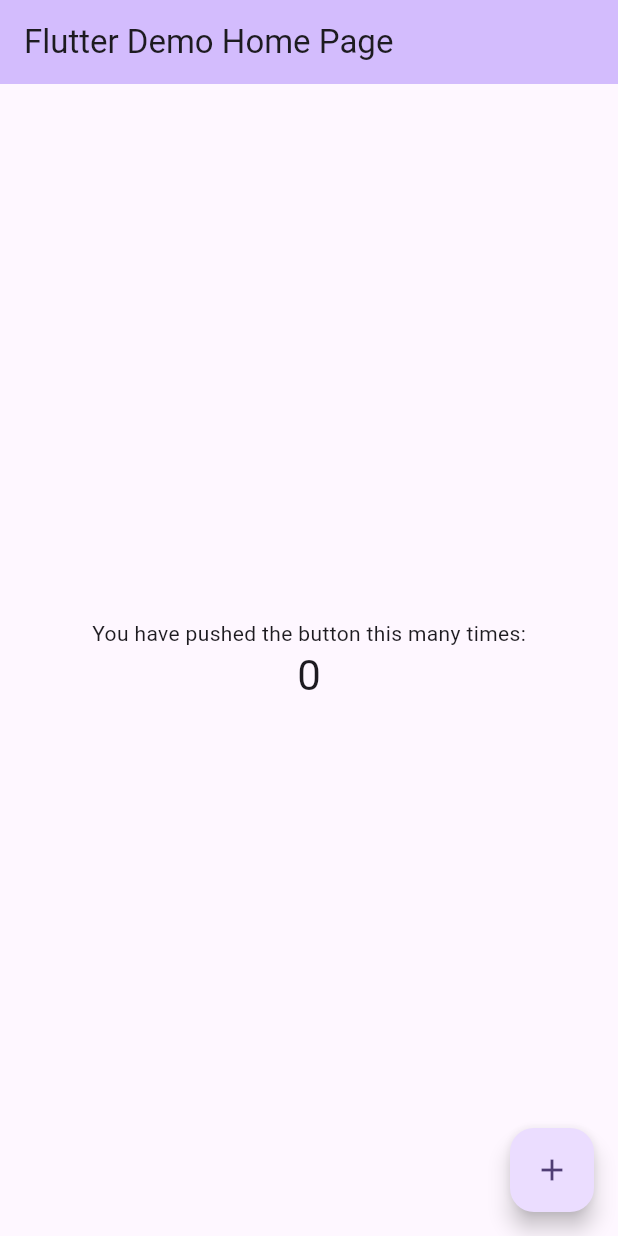
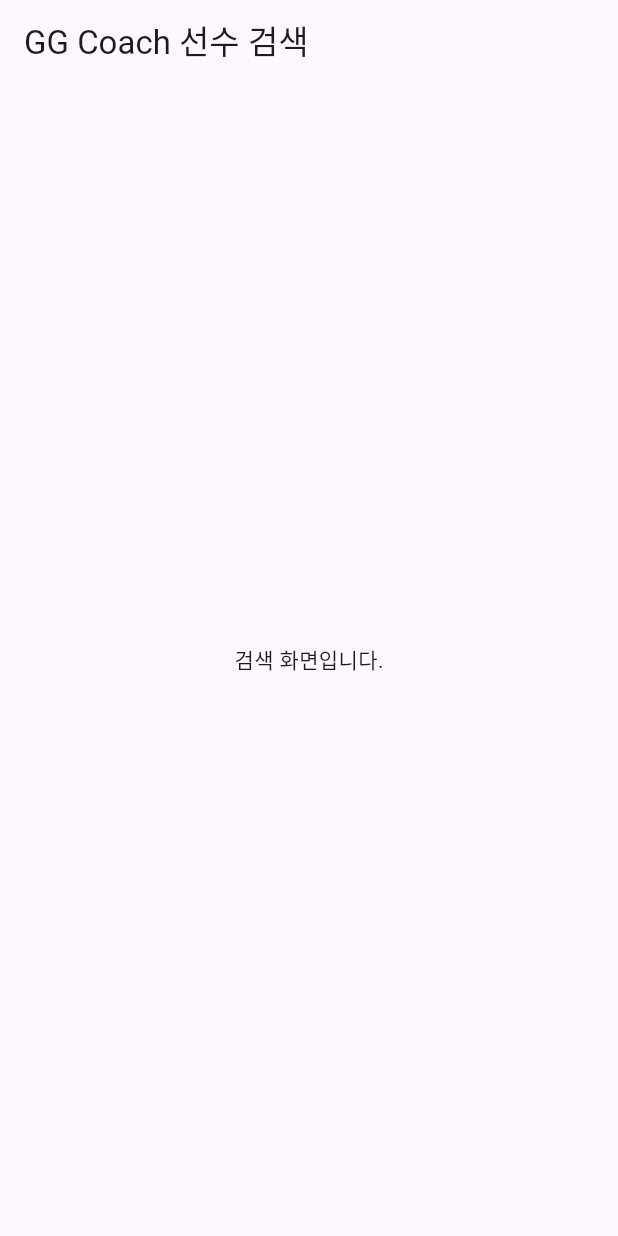
Before and after one commit to zeroheat0930/gg_coach, a Flutter app: the screen it shows after launch, on a phone screen of 412 x 824 dp. Run offline on Flutter 3.47's test engine with Material 3 defaults, Android fonts, the phone set to English and light mode, and no system bars.

Commit message:
기본세팅시작

```diff
--- a/lib/main.dart
+++ b/lib/main.dart
@@ -4,119 +4,47 @@ void main() {
   runApp(const MyApp());
 }
 
+// MyApp 클래스: 우리 앱 전체의 시작점 및 기본 설정을 담당합니다.
 class MyApp extends StatelessWidget {
   const MyApp({super.key});
 
-  // This widget is the root of your application.
   @override
   Widget build(BuildContext context) {
+    // MaterialApp은 우리 앱의 총괄 매니저 같은 역할입니다.
+    // 앱의 테마, 이름, 첫 화면 등을 여기서 정합니다.
     return MaterialApp(
-      title: 'Flutter Demo',
+      title: 'GG Coach', // 앱의 이름
       theme: ThemeData(
-        // This is the theme of your application.
-        //
-        // TRY THIS: Try running your application with "flutter run". You'll see
-        // the application has a purple toolbar. Then, without quitting the app,
-        // try changing the seedColor in the colorScheme below to Colors.green
-        // and then invoke "hot reload" (save your changes or press the "hot
-        // reload" button in a Flutter-supported IDE, or press "r" if you used
-        // the command line to start the app).
-        //
-        // Notice that the counter didn't reset back to zero; the application
-        // state is not lost during the reload. To reset the state, use hot
-        // restart instead.
-        //
-        // This works for code too, not just values: Most code changes can be
-        // tested with just a hot reload.
-        colorScheme: ColorScheme.fromSeed(seedColor: Colors.deepPurple),
+        primarySwatch: Colors.blue, // 앱의 기본 색상 테마
+        visualDensity: VisualDensity.adaptivePlatformDensity,
       ),
-      home: const MyHomePage(title: 'Flutter Demo Home Page'),
+      home: const SearchScreen(), // 앱이 실행될 때 가장 먼저 보여줄 화면
     );
   }
 }
 
-class MyHomePage extends StatefulWidget {
-  const MyHomePage({super.key, required this.title});
-
-  // This widget is the home page of your application. It is stateful, meaning
-  // that it has a State object (defined below) that contains fields that affect
-  // how it looks.
-
-  // This class is the configuration for the state. It holds the values (in this
-  // case the title) provided by the parent (in this case the App widget) and
-  // used by the build method of the State. Fields in a Widget subclass are
-  // always marked "final".
-
-  final String title;
+// SearchScreen 클래스: '선수 검색' 화면을 담당할 위젯입니다.
+// 지금은 비어있지만, 앞으로 여기에 입력창과 버튼을 추가할 겁니다.
+class SearchScreen extends StatefulWidget {
+  const SearchScreen({super.key});
 
   @override
-  State<MyHomePage> createState() => _MyHomePageState();
+  State<SearchScreen> createState() => _SearchScreenState();
 }
 
-class _MyHomePageState extends State<MyHomePage> {
-  int _counter = 0;
-
-  void _incrementCounter() {
-    setState(() {
-      // This call to setState tells the Flutter framework that something has
-      // changed in this State, which causes it to rerun the build method below
-      // so that the display can reflect the updated values. If we changed
-      // _counter without calling setState(), then the build method would not be
-      // called again, and so nothing would appear to happen.
-      _counter++;
-    });
-  }
-
+class _SearchScreenState extends State<SearchScreen> {
   @override
   Widget build(BuildContext context) {
-    // This method is rerun every time setState is called, for instance as done
-    // by the _incrementCounter method above.
-    //
-    // The Flutter framework has been optimized to make rerunning build methods
-    // fast, so that you can just rebuild anything that needs updating rather
-    // than having to individually change instances of widgets.
+    // Scaffold는 화면의 구조를 잡아주는 '도화지' 같은 역할입니다.
+    // appBar(상단바), body(본문) 등을 쉽게 구성할 수 있습니다.
     return Scaffold(
       appBar: AppBar(
-        // TRY THIS: Try changing the color here to a specific color (to
-        // Colors.amber, perhaps?) and trigger a hot reload to see the AppBar
-        // change color while the other colors stay the same.
-        backgroundColor: Theme.of(context).colorScheme.inversePrimary,
-        // Here we take the value from the MyHomePage object that was created by
-        // the App.build method, and use it to set our appbar title.
-        title: Text(widget.title),
+        title: const Text('GG Coach 선수 검색'), // 화면 상단에 보일 제목
       ),
-      body: Center(
-        // Center is a layout widget. It takes a single child and positions it
-        // in the middle of the parent.
-        child: Column(
-          // Column is also a layout widget. It takes a list of children and
-          // arranges them vertically. By default, it sizes itself to fit its
-          // children horizontally, and tries to be as tall as its parent.
-          //
-          // Column has various properties to control how it sizes itself and
-          // how it positions its children. Here we use mainAxisAlignment to
-          // center the children vertically; the main axis here is the vertical
-          // axis because Columns are vertical (the cross axis would be
-          // horizontal).
-          //
-          // TRY THIS: Invoke "debug painting" (choose the "Toggle Debug Paint"
-          // action in the IDE, or press "p" in the console), to see the
-          // wireframe for each widget.
-          mainAxisAlignment: MainAxisAlignment.center,
-          children: <Widget>[
-            const Text('You have pushed the button this many times:'),
-            Text(
-              '$_counter',
-              style: Theme.of(context).textTheme.headlineMedium,
-            ),
-          ],
-        ),
+      body: const Center(
+        // 지금은 화면 중앙에 '검색 화면입니다'라는 글씨만 보여줍니다.
+        child: Text('검색 화면입니다.'),
       ),
-      floatingActionButton: FloatingActionButton(
-        onPressed: _incrementCounter,
-        tooltip: 'Increment',
-        child: const Icon(Icons.add),
-      ), // This trailing comma makes auto-formatting nicer for build methods.
     );
   }
 }
```
